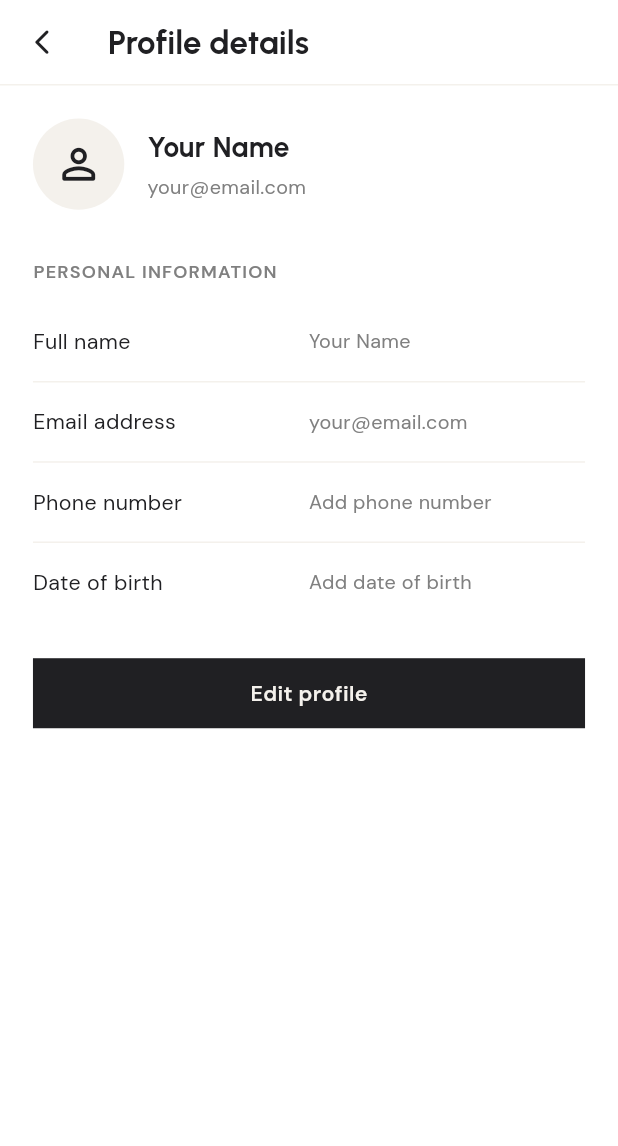
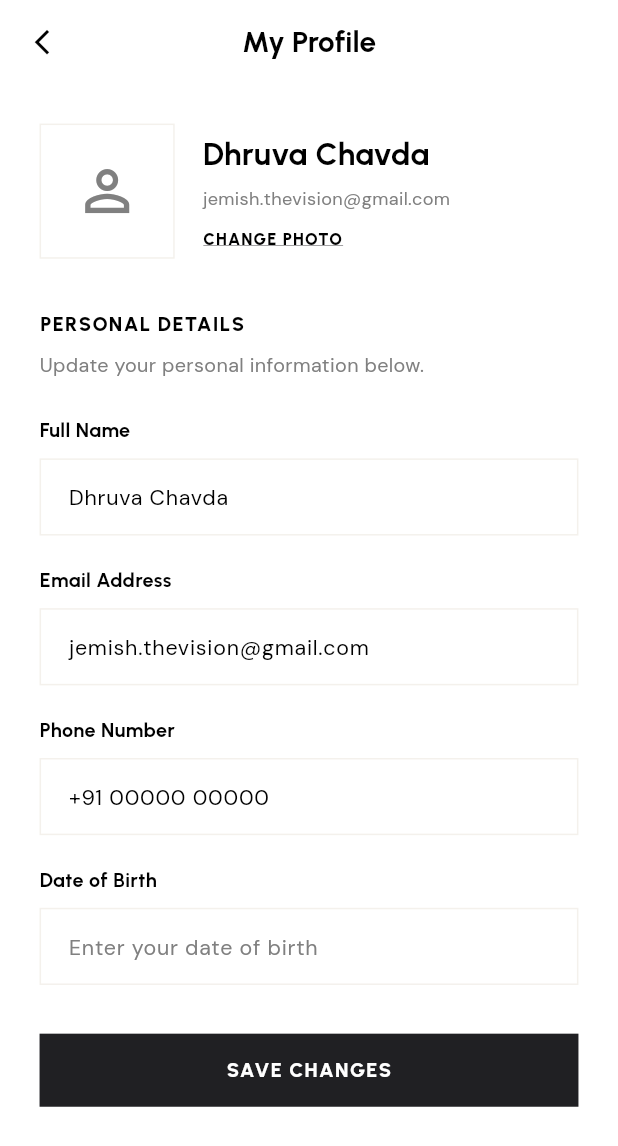
Before and after one commit to dhruvathevisiontech-cpu/maliaextention, a Flutter app: the Profiledetailsview screen opened by its route, on a phone screen of 412 x 824 dp. Shown: the top 1146 px of the screen. Run offline on Flutter 3.47's test engine with Material 3 defaults, Android fonts, the light colour scheme and no system bars; our stand-ins replace auto_size_text, carousel_slider, dotted_border, file_picker, flutter_screenutil, flutter_svg and 7 more; missing offline and left inert: phone_numbers_parser; accounts and stored records are empty; network calls fail; project files that could hold a hidden picture were left out.

Commit message:
New Changes

```diff
--- a/lib/apps/module/CollectionScreen/filter/controller/filtercontroller.dart
+++ b/lib/apps/module/CollectionScreen/filter/controller/filtercontroller.dart
@@ -97,7 +97,6 @@ class Filtercontroller extends GetxController {
       handle
     }
   }
-
   products(first: 100) {
     nodes {
       id
--- a/lib/apps/module/CollectionScreen/filter/view/filterview.dart
+++ b/lib/apps/module/CollectionScreen/filter/view/filterview.dart
@@ -12,7 +12,6 @@ import 'package:maliaextention/typo/apptext.dart';
 
 class Filterview extends GetView<Filtercontroller> {
   const Filterview({super.key});
-
   @override
   Widget build(BuildContext context) {
     final Size screensize = MediaQuery.of(context).size;
--- a/lib/apps/module/ProfileScreen/faqlist/view/faqlistview.dart
+++ b/lib/apps/module/ProfileScreen/faqlist/view/faqlistview.dart
@@ -13,7 +13,6 @@ import 'package:maliaextention/apps/module/bottomnavigation/controller/bottomnav
 
 class Faqlistview extends GetView<Faqlistcontroller> {
   final TextEditingController searchController = TextEditingController();
-
   final RxInt expandedIndex = (-1).obs;
   final RxString searchQuery = ''.obs;
 
--- a/lib/apps/module/ProfileScreen/gallary/view/gallaryview.dart
+++ b/lib/apps/module/ProfileScreen/gallary/view/gallaryview.dart
@@ -275,8 +275,6 @@ class Gallaryview extends GetView<Gallarycontroller> {
       ),
     );
   }
-
-
   Widget _backButton() {
     return GestureDetector(
       behavior: HitTestBehavior.opaque,
--- a/lib/apps/module/ProfileScreen/orderhistory/view/orderhistoryview.dart
+++ b/lib/apps/module/ProfileScreen/orderhistory/view/orderhistoryview.dart
@@ -259,7 +259,6 @@ class Orderhistoryview extends GetView<Orderhistorycontroller> {
                     ],
                   ),
                 ),
-
                 SizedBox(height: 20.h),
               ],
             ),
--- a/lib/apps/module/ProfileScreen/profiledetails/view/profiledetailsview.dart
+++ b/lib/apps/module/ProfileScreen/profiledetails/view/profiledetailsview.dart
@@ -1,5 +1,4 @@
 import 'package:flutter/material.dart';
-import 'package:flutter/services.dart';
 import 'package:flutter_screenutil/flutter_screenutil.dart';
 import 'package:get/get.dart';
 import 'package:maliaextention/animation/animated_button.dart';
@@ -12,78 +11,95 @@ class Profiledetailsview extends GetView<Profiledetailscontroller> {
 
   @override
   Widget build(BuildContext context) {
-    return AnnotatedRegion<SystemUiOverlayStyle>(
-      value: SystemUiOverlayStyle.dark,
-      child: Scaffold(
+    return Scaffold(
       backgroundColor: Colorstheam.white,
       appBar: AppBar(
         backgroundColor: Colorstheam.white,
         elevation: 0,
-          scrolledUnderElevation: 0,
+        centerTitle: true,
         leading: IconButton(
-            onPressed: _handleBack,
+          onPressed: _backButton,
           icon: Icon(
-              Icons.arrow_back_ios_new_rounded,
+            Icons.arrow_back_ios_new,
+            color: Colorstheam.black,
             size: 18.sp,
-              color: Colorstheam.nobelblack,
           ),
         ),
         title: Text(
-            'Profile details',
+          'My Profile',
           style: TextStyle(
             fontFamily: 'Urbanist',
-              fontSize: 20.sp,
+            fontSize: 18.sp,
             fontWeight: FontWeight.w700,
-              color: Colorstheam.nobelblack,
-            ),
-          ),
-          bottom: PreferredSize(
-            preferredSize: Size.fromHeight(1.h),
-            child: Container(
-              height: 1.h,
-              color: Colorstheam.clusterwhite,
+            color: Colorstheam.black,
           ),
         ),
       ),
       body: SafeArea(
-          child: Padding(
-            padding: EdgeInsets.all(20.w),
+        child: SingleChildScrollView(
+          padding: EdgeInsets.symmetric(horizontal: 24.w),
+          child: Form(
             child: Column(
               crossAxisAlignment: CrossAxisAlignment.start,
-              children: <Widget>[
+              children: [
+                SizedBox(height: 26.h),
+
+                // Profile identity
                 Row(
-                  children: <Widget>[
-                    CircleAvatar(
-                      radius: 30.r,
-                      backgroundColor: Colorstheam.clusterwhite,
-                      child: Icon(
-                        Icons.person_outline_rounded,
-                        size: 30.sp,
-                        color: Colorstheam.nobelblack,
+                  children: [
+                    Container(
+                      height: 82.w,
+                      width: 82.w,
+                      decoration: BoxDecoration(
+                        color: Colorstheam.white,
+                        border: Border.all(
+                          color: Colorstheam.clusterwhite,
+                          width: 1,
                         ),
                       ),
-                    SizedBox(width: 14.w),
+                      alignment: Alignment.center,
+                      child: Icon(
+                        Icons.person_outline,
+                        size: 40.sp,
+                        color: Colorstheam.grey,
+                      ),
+                    ),
+                    SizedBox(width: 17.w),
                     Expanded(
                       child: Column(
                         crossAxisAlignment: CrossAxisAlignment.start,
                         children: [
                           Text(
-                            'Your Name',
+                            'Dhruva Chavda',
                             style: TextStyle(
-                              fontSize: 17.sp,
                               fontFamily: 'Urbanist',
+                              fontSize: 19.sp,
                               fontWeight: FontWeight.w700,
-                              color: Colorstheam.nobelblack,
+                              color: Colorstheam.black,
                             ),
                           ),
-                          SizedBox(height: 4.h),
+                          SizedBox(height: 6.h),
                           Text(
-                            'your@email.com',
+                            'jemish.thevision@gmail.com',
                             style: TextStyle(
-                              fontSize: 12.sp,
                               fontFamily: 'DMSans',
+                              fontSize: 11.sp,
                               color: Colorstheam.grey,
-                              fontWeight: FontWeight.w500
+                            ),
+                          ),
+                          SizedBox(height: 10.h),
+                          GestureDetector(
+                            onTap: () {},
+                            child: Text(
+                              'CHANGE PHOTO',
+                              style: TextStyle(
+                                fontFamily: 'Urbanist',
+                                fontSize: 10.sp,
+                                fontWeight: FontWeight.w800,
+                                letterSpacing: 0.8,
+                                color: Colorstheam.black,
+                                decoration: TextDecoration.underline,
+                              ),
                             ),
                           ),
                         ],
@@ -91,51 +107,87 @@ class Profiledetailsview extends GetView<Profiledetailscontroller> {
                     ),
                   ],
                 ),
-                SizedBox(height: 32.h),
+
+                SizedBox(height: 34.h),
+
                 Text(
-                  'PERSONAL INFORMATION',
+                  'PERSONAL DETAILS',
                   style: TextStyle(
-                    fontSize: 11.sp,
-                    letterSpacing: 0.8,
-                    fontFamily: 'DMSans',
-                    color: Colorstheam.grey,
-                    fontWeight: FontWeight.w600,
+                    fontFamily: 'Urbanist',
+                    fontSize: 12.sp,
+                    fontWeight: FontWeight.w800,
+                    letterSpacing: 1,
+                    color: Colorstheam.black,
                   ),
                 ),
-                SizedBox(height: 12.h),
-                _detailRow('Full name', 'Your Name'),
-                _detailRow('Email address', 'your@email.com'),
-                _detailRow('Phone number', 'Add phone number'),
-                _detailRow(
-                  'Date of birth',
-                  'Add date of birth',
-                  showDivider: false,
+
+                SizedBox(height: 8.h),
+
+                Text(
+                  'Update your personal information below.',
+                  style: TextStyle(
+                    fontFamily: 'DMSans',
+                    fontSize: 12.sp,
+                    color: Colorstheam.grey,
                   ),
+                ),
+
                 SizedBox(height: 24.h),
-                SizedBox(
+
+                _editableField(
+                  label: 'Full Name',
+                  initialValue: 'Dhruva Chavda',
+                  textInputType: TextInputType.name,
+                ),
+
+                SizedBox(height: 20.h),
+
+                _editableField(
+                  label: 'Email Address',
+                  initialValue: 'jemish.thevision@gmail.com',
+                  textInputType: TextInputType.emailAddress,
+                ),
+
+                SizedBox(height: 20.h),
+
+                _editableField(
+                  label: 'Phone Number',
+                  initialValue: '+91 00000 00000',
+                  textInputType: TextInputType.phone,
+                ),
+
+                SizedBox(height: 20.h),
+
+                _editableField(
+                  label: 'Date of Birth',
+                  initialValue: '',
+                  hintText: 'Enter your date of birth',
+                  textInputType: TextInputType.datetime,
+                ),
+
+                SizedBox(height: 32.h),
+
+                AnimatedButton(
+                  onTap: () {},
+                  child: Container(
+                    height: 48.h,
                     width: double.infinity,
-                  height: 46.h,
-                  child: AnimatedButton(
-                    onTap: () {
-                    },
-                    child: Container(
-                      height: 40.h,
+                    alignment: Alignment.center,
                     color: Colorstheam.nobelblack,
-                      child: Align(
-                        alignment: Alignment.center,
                     child: Text(
-                          'Edit profile',
+                      'SAVE CHANGES',
                       style: TextStyle(
-                            fontSize: 13.sp,
-                            fontFamily: 'DMSans',
-                            fontWeight: FontWeight.w600,
-                            color: Colorstheam.clusterwhite
+                        fontFamily: 'Urbanist',
+                        fontSize: 12.sp,
+                        fontWeight: FontWeight.w800,
+                        letterSpacing: 1,
+                        color: Colorstheam.white,
                       ),
                     ),
                   ),
                 ),
-                  ),
-                ),
+
+                SizedBox(height: 30.h),
               ],
             ),
           ),
@@ -144,57 +196,68 @@ class Profiledetailsview extends GetView<Profiledetailscontroller> {
     );
   }
 
-  Widget _detailRow(
-      String label,
-      String value, {
-        bool showDivider = true,
+  Widget _editableField({
+    required String label,
+    required String initialValue,
+    required TextInputType textInputType,
+    String? hintText,
   }) {
     return Column(
+      crossAxisAlignment: CrossAxisAlignment.start,
       children: [
-        Padding(
-          padding: EdgeInsets.symmetric(vertical: 16.h),
-          child: Row(
-            children: [
-              Expanded(
-                child: Text(
+        Text(
           label,
           style: TextStyle(
+            fontFamily: 'Urbanist',
+            fontSize: 12.sp,
+            fontWeight: FontWeight.w700,
+            color: Colorstheam.black,
+          ),
+        ),
+        SizedBox(height: 9.h),
+        TextFormField(
+          initialValue: initialValue,
+          keyboardType: textInputType,
+          style: TextStyle(
+            fontFamily: 'DMSans',
             fontSize: 13.sp,
+            color: Colorstheam.black,
+          ),
+          decoration: InputDecoration(
+            hintText: hintText,
+            hintStyle: TextStyle(
               fontFamily: 'DMSans',
-                    fontWeight: FontWeight.w500,
+              fontSize: 13.sp,
+              color: Colorstheam.grey,
+            ),
+            contentPadding: EdgeInsets.symmetric(
+              horizontal: 14.w,
+              vertical: 15.h,
+            ),
+            filled: false,
+            enabledBorder: OutlineInputBorder(
+              borderRadius: BorderRadius.zero,
+              borderSide: BorderSide(
+                color: Colorstheam.clusterwhite,
+                width: 1,
+              ),
+            ),
+            focusedBorder: OutlineInputBorder(
+              borderRadius: BorderRadius.zero,
+              borderSide: BorderSide(
                 color: Colorstheam.nobelblack,
+                width: 1,
               ),
             ),
           ),
-              Flexible(
-                child: Text(
-                  value,
-                  textAlign: TextAlign.end,
-                  style: TextStyle(
-                    fontSize: 12.sp,
-                    fontFamily: 'DMSans',
-                    color: Colorstheam.grey,
-                    fontWeight: FontWeight.w500,
-                  ),
-                ),
-              ),
-            ],
-          ),
-        ),
-        if (showDivider)
-          Container(
-            height: 1.h,
-            color: Colorstheam.clusterwhite,
         ),
       ],
     );
   }
 
-  void _handleBack() {
-    HapticFeedback.heavyImpact();
+  void _backButton() {
     final bottomController = Get.find<Bottomnavigationcontroller>();
     bottomController.selectedIndex.value = 4;
-    bottomController.currentPage.value = PageType.profile;
-    Get.back();
+    bottomController.currentPage.value = PageType.policy;
   }
 }
--- a/pubspec.yaml
+++ b/pubspec.yaml
@@ -54,6 +54,7 @@ dependencies:
   image_picker: ^1.2.4
   marquee: ^2.3.0
   flutter_widget_from_html: ^0.17.4
+  path_provider: ^2.1.6
 
 dev_dependencies:
   flutter_test:
```
Also changed, not shown: lib/apps/module/ProfileScreen/blog/controller/blogcontroller.dart (+81 -0 lines), lib/apps/module/ProfileScreen/blog/view/blogview.dart (+26 -10 lines), lib/apps/module/ProfileScreen/contactus/controller/contactuscontroller.dart (+117 -0 lines), lib/apps/module/ProfileScreen/contactus/view/contactusview.dart (+21 -4 lines), lib/apps/module/ProfileScreen/policy/view/policyview.dart (+13 -16 lines), pubspec.lock. Lines whose indentation alone changed are shown as unchanged.
